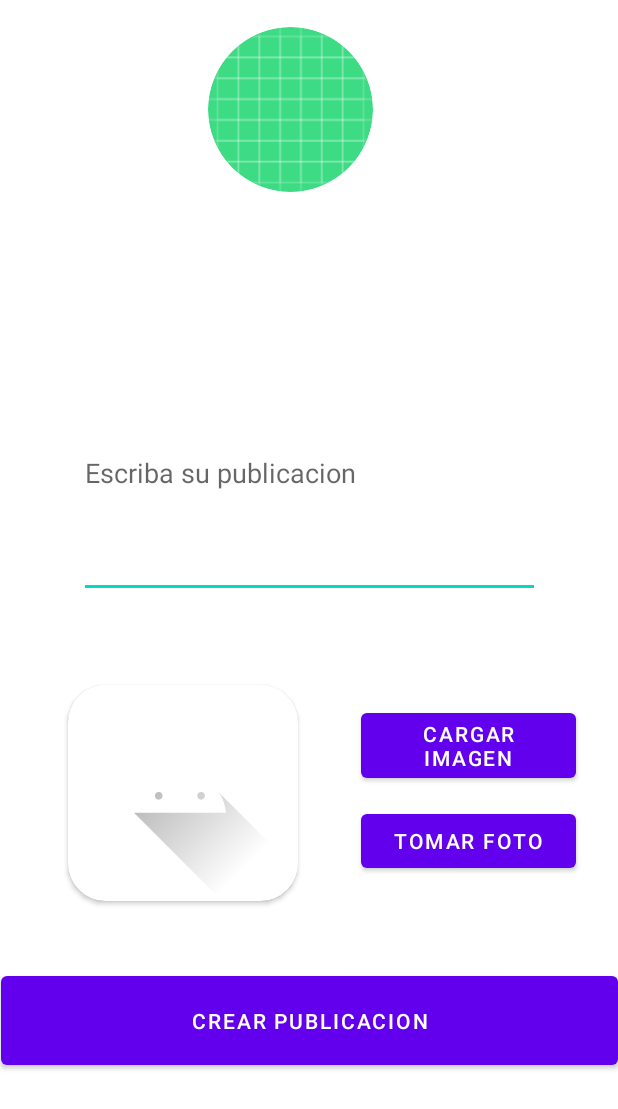
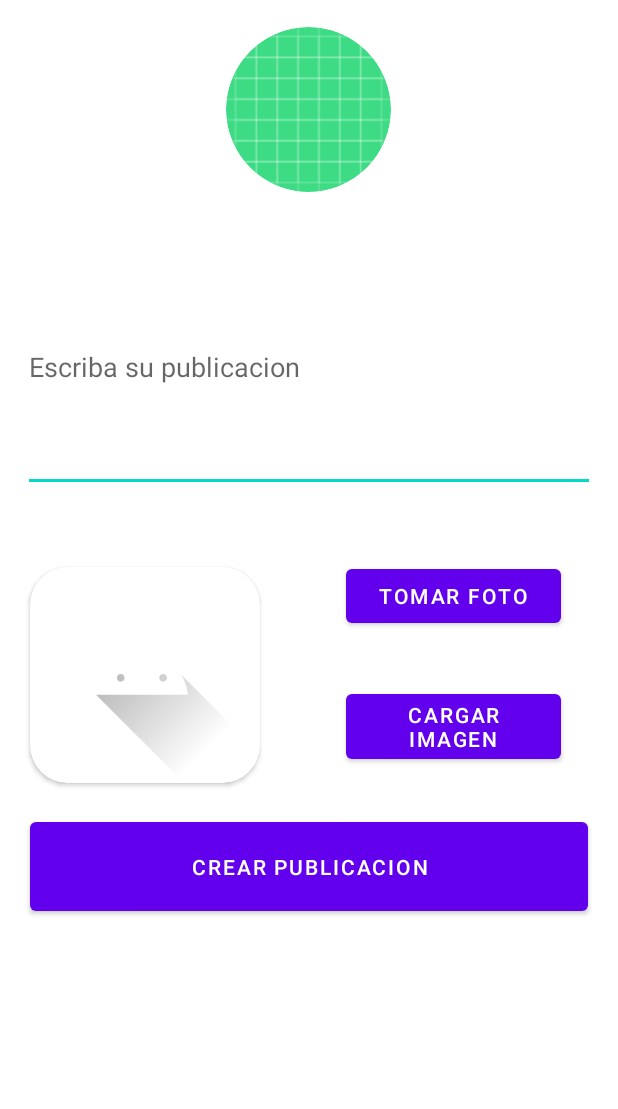
Before and after one commit to CataldoIvan/App-Android-Red-Social, an Android app: the layout activity_crear_publicacion.xml on its own in the app's theme, with its tools: preview values and no code run, on a phone screen of 412 x 824 dp. Shown: the top 1109 px of the screen. Run offline under Robolectric (Android 15) with nearby library versions, the phone set to English and light mode, and no system bars.

Commit message:
se agregan mejoras en la interfaz ,se agrega contador de comentarios en las publicaciones

```diff
--- a/app/src/main/java/com/example/redsocial/Inicio.java
+++ b/app/src/main/java/com/example/redsocial/Inicio.java
@@ -31,6 +31,7 @@ public class Inicio extends AppCompatActivity {
 
     TextView msj;
     Button nuevaPubli;
+    Button irAPerfil;
     ListView mListView;
     List<Publicacion> mListPublicacion;
     ArrayList<String> mListInformacion=new ArrayList<>();
@@ -45,6 +46,7 @@ public class Inicio extends AppCompatActivity {
 
         conxDB=new ConexionSQLiteHelper(this);
         nuevaPubli=(Button)findViewById(R.id.nuevaPubliBTN);
+        irAPerfil=(Button)findViewById(R.id.userBtn);
         mListView=findViewById(R.id.listadoPost);
 
         ConexionSQLiteHelper objConx=new ConexionSQLiteHelper(getApplicationContext());
@@ -77,6 +79,14 @@ public class Inicio extends AppCompatActivity {
                                 "path imagen:"+mListPublicacion.get(position).getImg_Post()
                         , Toast.LENGTH_LONG).show();*/
 
+            }
+        });
+        irAPerfil.setOnClickListener(new View.OnClickListener() {
+            @Override
+            public void onClick(View v) {
+                Intent intento= new Intent(getApplicationContext(),Perfil.class);
+                intento.putExtra("usuarioNro",Utilidades.USER_LOGUEADO.toString());
+                startActivity(intento);
             }
         });
 
--- a/app/src/main/java/com/example/redsocial/Perfil.java
+++ b/app/src/main/java/com/example/redsocial/Perfil.java
@@ -15,6 +15,7 @@ import com.example.redsocial.entidades.Usuario;
 import com.example.redsocial.utilidades.Utilidades;
 
 import java.util.ArrayList;
+import java.util.IllegalFormatCodePointException;
 import java.util.List;
 
 import static java.lang.Integer.parseInt;
@@ -53,7 +54,12 @@ public class Perfil extends AppCompatActivity {
 
         ConexionSQLiteHelper conx=new ConexionSQLiteHelper(getApplicationContext());
         Usuario user=conx.obtenerDatosUserForId(parseInt(getIntent().getStringExtra("usuarioNro")));
-        imgPerfil.setImageBitmap(user.getImg_Post());
+        if (user.getImg_Post()!=null){
+            imgPerfil.setImageBitmap(user.getImg_Post());
+        }else {
+            imgPerfil.setImageResource(R.drawable.jeremy_full);
+        }
+
         imgPortada.setImageResource(R.drawable.fondo_negro);
 
         correo.setText(user.getMail());
--- a/app/src/main/java/com/example/redsocial/entidades/PublicacionAdaptador.java
+++ b/app/src/main/java/com/example/redsocial/entidades/PublicacionAdaptador.java
@@ -228,7 +228,7 @@ public class PublicacionAdaptador extends ArrayAdapter<Publicacion> {
         contadorPublicaciones=0;
         conxDB=new ConexionSQLiteHelper(getContext());
         SQLiteDatabase db=conxDB.getReadableDatabase();
-        Cursor cursor = db.rawQuery("SELECT * FROM " + Utilidades.TABLA_PUBLICAIONES +" WHERE "+ Utilidades.CAMPO_USUARIOID+" = "+idPublicacion+ " ;", null);
+        Cursor cursor = db.rawQuery("SELECT * FROM " + Utilidades.TABLA_COMENTARIOS +" WHERE "+ Utilidades.CAMPO_COMEN_PUBLIID+" = "+idPublicacion+ " ;", null);
 
         while(cursor.moveToNext()){
             contadorPublicaciones+=1;
--- a/app/src/main/res/layout/activity_crear_publicacion.xml
+++ b/app/src/main/res/layout/activity_crear_publicacion.xml
@@ -1,67 +1,67 @@
 <?xml version="1.0" encoding="utf-8"?>
-<androidx.constraintlayout.widget.ConstraintLayout xmlns:android="http://schemas.android.com/apk/res/android"
+<ScrollView xmlns:android="http://schemas.android.com/apk/res/android"
     xmlns:app="http://schemas.android.com/apk/res-auto"
     xmlns:tools="http://schemas.android.com/tools"
     android:layout_width="match_parent"
     android:layout_height="match_parent"
     tools:context=".CrearPublicacion">
 
-    <TextView
-        android:id="@+id/userPubliTV"
+    <LinearLayout
         android:layout_width="match_parent"
-        android:layout_height="56dp"
-        android:layout_marginTop="24dp"
-        android:gravity="center"
-        android:textAppearance="@style/TextAppearance.AppCompat.Display1"
-        android:textSize="30sp"
-        app:layout_constraintTop_toBottomOf="@+id/imageView"
-        tools:layout_editor_absoluteX="21dp" />
+        android:layout_height="match_parent"
+        android:orientation="vertical">
 
         <de.hdodenhof.circleimageview.CircleImageView
             android:id="@+id/imageView"
             android:layout_width="150dp"
             android:layout_height="114dp"
+            android:layout_gravity="center"
             android:layout_marginTop="16dp"
             android:src="@drawable/ic_launcher_background"
             app:civ_border_color="#FFFFFF"
-        app:civ_border_width="2dp"
-        app:layout_constraintEnd_toEndOf="parent"
-        app:layout_constraintHorizontal_bias="0.452"
-        app:layout_constraintStart_toStartOf="parent"
-        app:layout_constraintTop_toTopOf="parent" />
+            app:civ_border_width="2dp" />
+
+        <TextView
+            android:id="@+id/userPubliTV"
+            android:layout_width="match_parent"
+            android:layout_height="56dp"
+            android:layout_marginStart="20dp"
+            android:layout_marginLeft="20dp"
+            android:layout_marginTop="24dp"
+            android:layout_marginEnd="20dp"
+            android:layout_marginRight="20dp"
+            android:gravity="center"
+            android:textAppearance="@style/TextAppearance.AppCompat.Display1"
+            android:textSize="30sp" />
 
         <EditText
             android:id="@+id/textPubliET"
-        android:layout_width="307dp"
+            android:layout_width="match_parent"
             android:layout_height="106dp"
+            android:layout_marginStart="15dp"
+            android:layout_marginLeft="15dp"
             android:layout_marginTop="12dp"
+            android:layout_marginEnd="15dp"
+            android:layout_marginRight="15dp"
             android:ems="16"
             android:gravity="top|left"
             android:hint="Escriba su publicacion"
             android:inputType="textMultiLine"
-        android:maxLength="75"
-        app:layout_constraintBottom_toTopOf="@+id/cargarImgBTN"
-        app:layout_constraintEnd_toEndOf="parent"
-        app:layout_constraintStart_toStartOf="parent"
-        app:layout_constraintTop_toBottomOf="@+id/userPubliTV" />
+            android:maxLength="75" />
 
-    <Button
-        android:id="@+id/tomarFotoBNT"
-        android:layout_width="143dp"
-        android:layout_height="48dp"
-        android:layout_marginBottom="60dp"
-        android:text="Tomar Foto"
-        app:layout_constraintBottom_toTopOf="@+id/crearPubliBTN"
-        app:layout_constraintStart_toStartOf="@+id/cargarImgBTN" />
+        <Space
+            android:layout_width="match_parent"
+            android:layout_height="30dp" />
+
+        <LinearLayout
+            android:layout_width="match_parent"
+            android:layout_height="match_parent"
+            android:orientation="horizontal">
 
             <androidx.cardview.widget.CardView
                 android:layout_width="153dp"
                 android:layout_height="144dp"
-        android:layout_marginBottom="44dp"
-        app:layout_constraintBottom_toTopOf="@+id/crearPubliBTN"
-        app:layout_constraintEnd_toStartOf="@+id/cargarImgBTN"
-        app:layout_constraintHorizontal_bias="0.517"
-        app:layout_constraintStart_toStartOf="parent"
+                android:layout_margin="20dp"
                 app:cardCornerRadius="25dp">
 
                 <ImageView
@@ -72,26 +72,39 @@
                     app:srcCompat="@drawable/ic_launcher_foreground" />
             </androidx.cardview.widget.CardView>
 
+            <LinearLayout
+                android:layout_width="match_parent"
+                android:layout_height="match_parent"
+                android:orientation="vertical">
+
                 <Button
-        android:id="@+id/crearPubliBTN"
-        android:layout_width="411dp"
-        android:layout_height="71dp"
-        android:layout_marginBottom="108dp"
-        android:text="Crear Publicacion"
-        app:layout_constraintBottom_toBottomOf="parent"
-        app:layout_constraintEnd_toEndOf="parent"
-        app:layout_constraintHorizontal_bias="1.0"
-        app:layout_constraintStart_toStartOf="parent" />
+                    android:id="@+id/tomarFotoBNT"
+                    android:layout_width="143dp"
+                    android:layout_height="48dp"
+                    android:layout_gravity="center|center_vertical"
+                    android:layout_marginTop="15dp"
+                    android:layout_marginBottom="35dp"
+                    android:text="Tomar Foto" />
 
                 <Button
                     android:id="@+id/cargarImgBTN"
                     android:layout_width="143dp"
                     android:layout_height="wrap_content"
-        android:layout_marginEnd="28dp"
-        android:layout_marginRight="28dp"
-        android:layout_marginBottom="12dp"
-        android:text="Cargar Imagen"
-        app:layout_constraintBottom_toTopOf="@+id/tomarFotoBNT"
-        app:layout_constraintEnd_toEndOf="parent" />
+                    android:layout_gravity="center|center_vertical"
+                    android:text="Cargar Imagen" />
+            </LinearLayout>
 
-</androidx.constraintlayout.widget.ConstraintLayout>
+        </LinearLayout>
+
+        <Button
+            android:id="@+id/crearPubliBTN"
+            android:layout_width="match_parent"
+            android:layout_height="71dp"
+            android:layout_marginStart="20dp"
+            android:layout_marginLeft="20dp"
+            android:layout_marginEnd="20dp"
+            android:layout_marginRight="20dp"
+            android:text="Crear Publicacion" />
+    </LinearLayout>
+
+</ScrollView>
--- a/app/src/main/res/layout/activity_inicio.xml
+++ b/app/src/main/res/layout/activity_inicio.xml
@@ -22,13 +22,6 @@
             android:text="crear publicacion" />
 
         <Button
-            android:id="@+id/historyBtn"
-            android:layout_width="wrap_content"
-            android:layout_height="wrap_content"
-            android:layout_weight="1"
-            android:text="Historias" />
-
-        <Button
             android:id="@+id/userBtn"
             android:layout_width="wrap_content"
             android:layout_height="wrap_content"
--- a/app/src/main/res/layout/activity_publcacion_seleccionada.xml
+++ b/app/src/main/res/layout/activity_publcacion_seleccionada.xml
@@ -79,17 +79,20 @@
 
                 <EditText
                     android:id="@+id/ETcomentario"
-                    android:layout_width="228dp"
+                    android:layout_width="270dp"
                     android:layout_height="wrap_content"
                     android:layout_marginTop="20dp"
                     android:ems="10"
                     android:hint="Escribe un comentario"
-                    android:inputType="textPersonName" />
+                    android:maxLength="100"
+                    android:inputType="textMultiLine" />
+
+
 
                 <Button
                     android:id="@+id/btnComentar"
-                    android:layout_width="wrap_content"
-                    android:layout_height="wrap_content"
+                    android:layout_width="match_parent"
+                    android:layout_height="match_parent"
                     android:layout_marginTop="20dp"
                     android:layout_marginEnd="24dp"
                     android:layout_marginRight="24dp"
```
Lines whose indentation alone changed are shown as unchanged.
